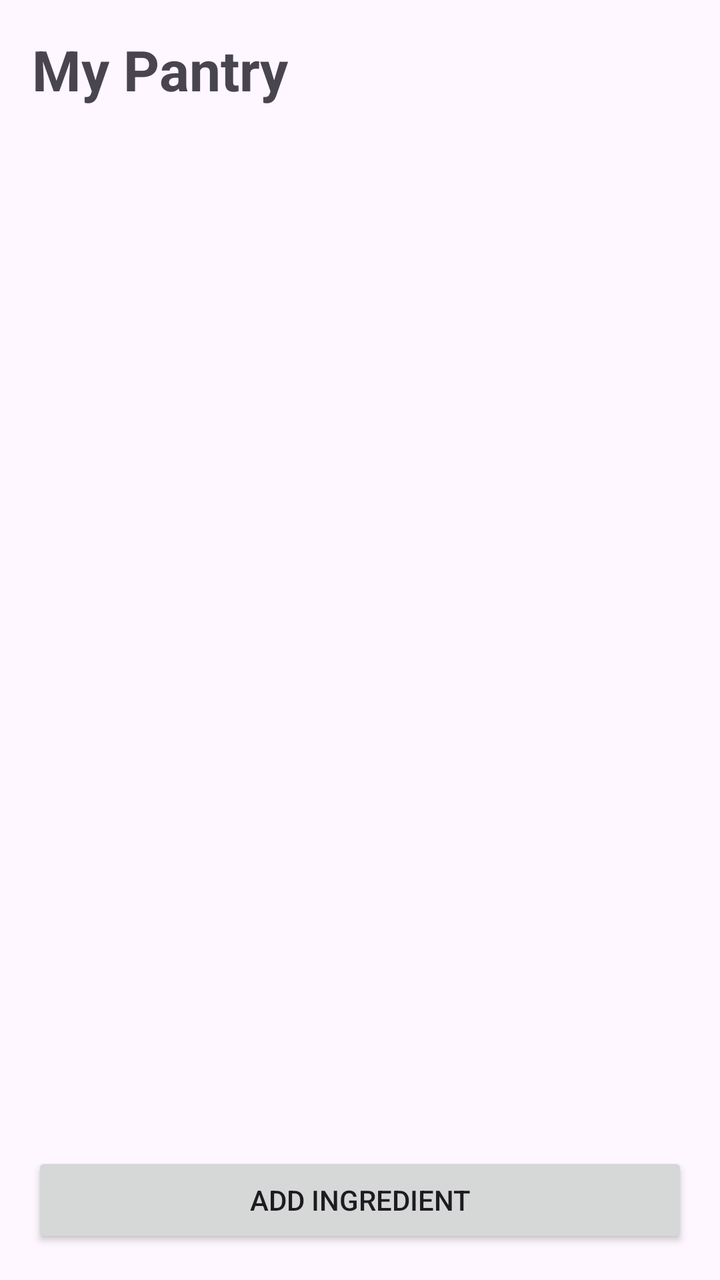
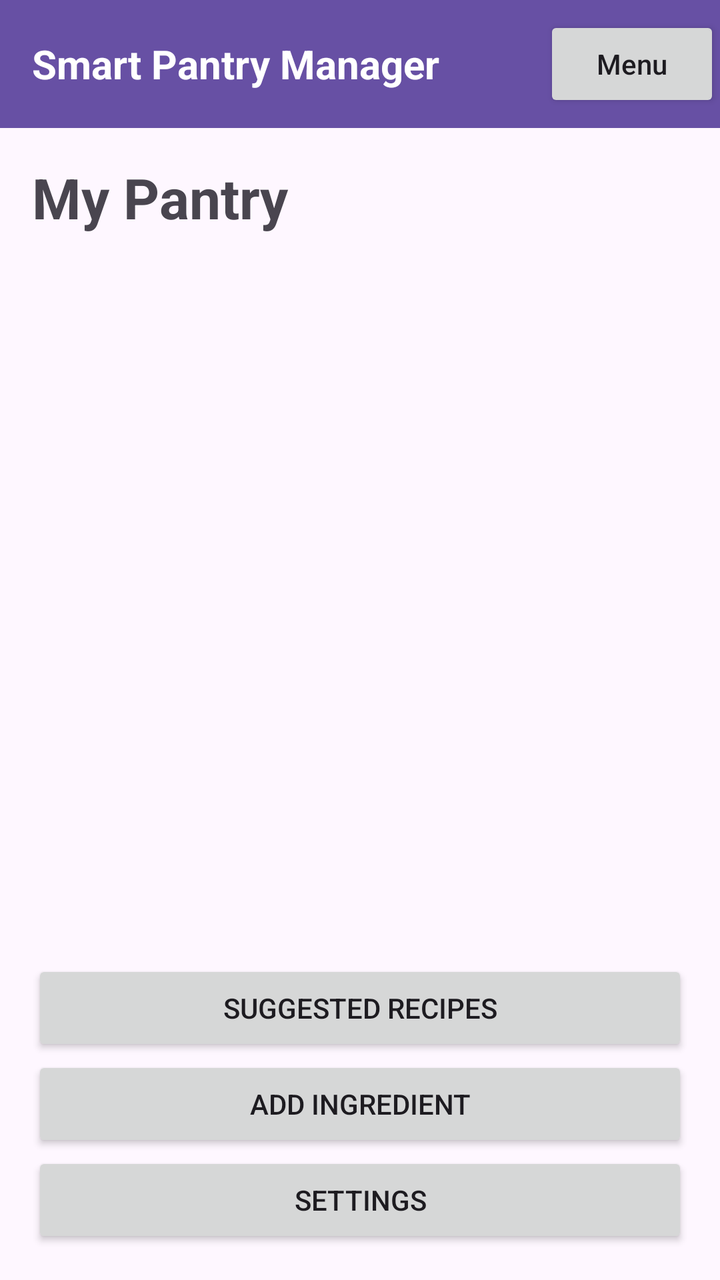

Before-and-after screenshots of an Android layout around one commit, followed by the original layout XML and the change that was made.
<!-- AndroidManifest.xml: application theme Theme.SmartPantryManager -->
<!-- res/layout/activity_pantry_list.xml -->
<?xml version="1.0" encoding="utf-8"?>
<LinearLayout xmlns:android="http://schemas.android.com/apk/res/android"
    android:layout_width="match_parent"
    android:layout_height="match_parent"
    android:orientation="vertical"
    android:padding="16dp">

    <TextView
        android:id="@+id/tvPantryTitle"
        android:layout_width="match_parent"
        android:layout_height="wrap_content"
        android:text="My Pantry"
        android:textSize="28sp"
        android:textStyle="bold"
        android:paddingBottom="16dp" />

    <androidx.recyclerview.widget.RecyclerView
        android:id="@+id/recyclerViewIngredients"
        android:layout_width="match_parent"
        android:layout_height="0dp"
        android:layout_weight="1"
        android:paddingBottom="8dp" />

    <Button
        android:id="@+id/btnAddIngredient"
        android:layout_width="match_parent"
        android:layout_height="wrap_content"
        android:text="Add Ingredient" />

</LinearLayout>
<!-- resources referenced by this layout -->
<resources>
  <style name="Theme.SmartPantryManager" parent="Base.Theme.SmartPantryManager" />
  <style name="Base.Theme.SmartPantryManager" parent="Theme.Material3.DayNight.NoActionBar">
          
          
      </style>
</resources>

<!-- the commit's change to res/layout/activity_pantry_list.xml (unified diff, before → after) -->
@@ -1,30 +1,85 @@
 <?xml version="1.0" encoding="utf-8"?>
-<LinearLayout xmlns:android="http://schemas.android.com/apk/res/android"
+<LinearLayout
+    xmlns:android="http://schemas.android.com/apk/res/android"
     android:layout_width="match_parent"
     android:layout_height="match_parent"
     android:orientation="vertical"
-    android:padding="16dp">
+    android:fitsSystemWindows="true">
 
-    <TextView
-        android:id="@+id/tvPantryTitle"
+    
+
+    <androidx.appcompat.widget.Toolbar
+        android:id="@+id/toolbar"
         android:layout_width="match_parent"
-        android:layout_height="wrap_content"
-        android:text="My Pantry"
-        android:textSize="28sp"
-        android:textStyle="bold"
-        android:paddingBottom="16dp" />
+        android:layout_height="?attr/actionBarSize"
+        android:background="?attr/colorPrimary"
+        android:elevation="4dp">
 
-    <androidx.recyclerview.widget.RecyclerView
-        android:id="@+id/recyclerViewIngredients"
+        <TextView
+            android:id="@+id/tvToolbarTitle"
+            android:layout_width="wrap_content"
+            android:layout_height="match_parent"
+            android:gravity="center_vertical"
+            android:text="Smart Pantry Manager"
+            android:textColor="@android:color/white"
+            android:textSize="20sp"
+            android:textStyle="bold" />
+
+        <Button
+            android:id="@+id/btnToolbarMenu"
+            android:layout_width="wrap_content"
+            android:layout_height="wrap_content"
+            android:layout_gravity="end|center_vertical"
+            android:text="Menu"
+            android:textAllCaps="false"
+            android:clickable="true"
+            android:focusable="true" />
+
+    </androidx.appcompat.widget.Toolbar>
+
+    
+
+    <LinearLayout
         android:layout_width="match_parent"
         android:layout_height="0dp"
         android:layout_weight="1"
-        android:paddingBottom="8dp" />
+        android:orientation="vertical"
+        android:padding="16dp">
 
-    <Button
-        android:id="@+id/btnAddIngredient"
-        android:layout_width="match_parent"
-        android:layout_height="wrap_content"
-        android:text="Add Ingredient" />
+        <TextView
+            android:id="@+id/tvPantryTitle"
+            android:layout_width="match_parent"
+            android:layout_height="wrap_content"
+            android:text="My Pantry"
+            android:textSize="28sp"
+            android:textStyle="bold"
+            android:paddingBottom="16dp" />
+
+        <androidx.recyclerview.widget.RecyclerView
+            android:id="@+id/recyclerViewIngredients"
+            android:layout_width="match_parent"
+            android:layout_height="0dp"
+            android:layout_weight="1"
+            android:paddingBottom="8dp" />
+
+        <Button
+            android:id="@+id/btnSuggestedRecipes"
+            android:layout_width="match_parent"
+            android:layout_height="wrap_content"
+            android:text="Suggested Recipes" />
+
+        <Button
+            android:id="@+id/btnAddIngredient"
+            android:layout_width="match_parent"
+            android:layout_height="wrap_content"
+            android:text="Add Ingredient" />
+
+        <Button
+            android:id="@+id/btnSettings"
+            android:layout_width="match_parent"
+            android:layout_height="wrap_content"
+            android:text="Settings" />
+
+    </LinearLayout>
 
 </LinearLayout>
